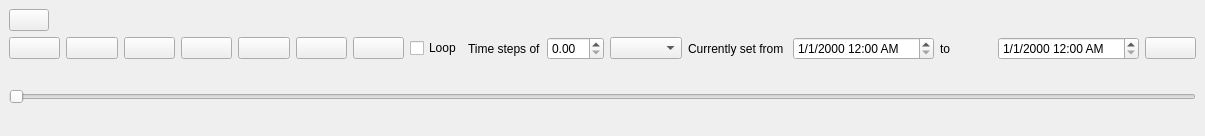
Before: the Qt Designer form src/ui/qgstemporalcontrollerdockwidgetbase.ui in qgis/QGIS, drawn with Qt 5.
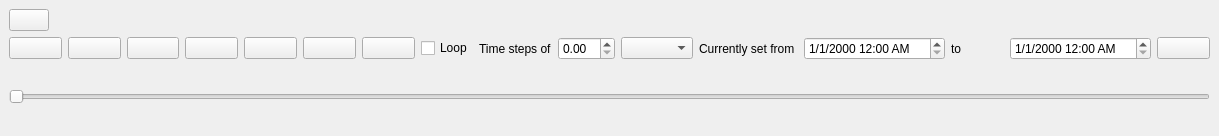
After: the same form once the commit is applied. Icons and pictures are not drawn. Custom widgets are drawn as their Qt base class.

Commit message: updated icons used in the temporal navigation buttons

Patch:
```diff
--- a/src/ui/qgstemporalcontrollerdockwidgetbase.ui
+++ b/src/ui/qgstemporalcontrollerdockwidgetbase.ui
@@ -6,7 +6,7 @@
    <rect>
     <x>0</x>
     <y>0</y>
-    <width>1205</width>
+    <width>1219</width>
     <height>136</height>
    </rect>
   </property>
```
Left out of the diff: 6 changed lines with no effect on the pictures. The commit also changes 7 other files.
